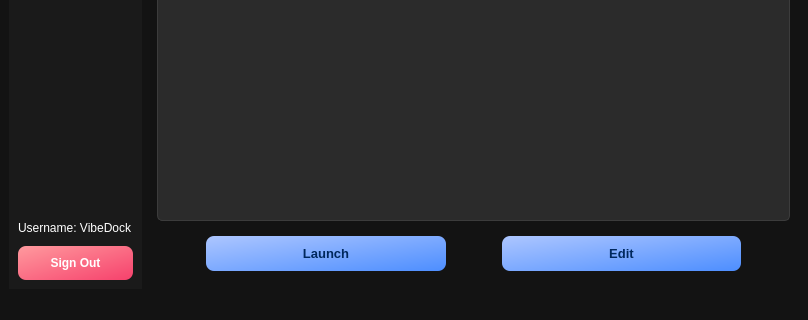
Before: the Qt Designer form profiles.ui in 2012hhh2012/final-app-project, drawn with Qt 5; both pictures show x 0 to 808 and y 290 to 610 of the 808 by 610 pixel window.
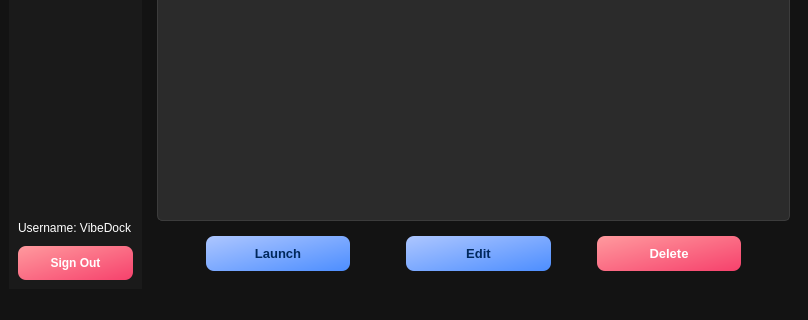
After: the same form once the commit is applied. Icons and pictures are not drawn.

The edit to the form file:
```diff
--- a/profiles.ui
+++ b/profiles.ui
@@ -519,6 +519,55 @@
             </property>
            </spacer>
           </item>
+          <item>
+           <widget class="QPushButton" name="btnDelete">
+            <property name="font">
+             <font>
+              <pointsize>10</pointsize>
+              <weight>75</weight>
+              <bold>true</bold>
+             </font>
+            </property>
+            <property name="styleSheet">
+             <string notr="true">QPushButton {
+    background: qlineargradient(x1:0, y1:0, x2:1, y2:1, stop:0 #ff9a9e, stop:1 #f6416c);
+    color: #ffffff;
+    font-weight: bold;
+    border-radius: 8px;
+    padding: 10px;
+    border: none;
+}
+
+QPushButton:hover {
+    background: qlineargradient(x1:0, y1:0, x2:1, y2:1, stop:0 #ffadb1, stop:1 #ff5e84);
+}
+
+QPushButton:pressed {
+    background: qlineargradient(x1:0, y1:0, x2:1, y2:1, stop:0 #e63946, stop:1 #d62828);
+    padding-top: 12px; 
+}</string>
+            </property>
+            <property name="text">
+             <string>Delete</string>
+            </property>
+           </widget>
+          </item>
+          <item>
+           <spacer name="horizontalSpacer_5">
+            <property name="orientation">
+             <enum>Qt::Horizontal</enum>
+            </property>
+            <property name="sizeType">
+             <enum>QSizePolicy::Fixed</enum>
+            </property>
+            <property name="sizeHint" stdset="0">
+             <size>
+              <width>40</width>
+              <height>20</height>
+             </size>
+            </property>
+           </spacer>
+          </item>
          </layout>
         </widget>
        </item>
```
